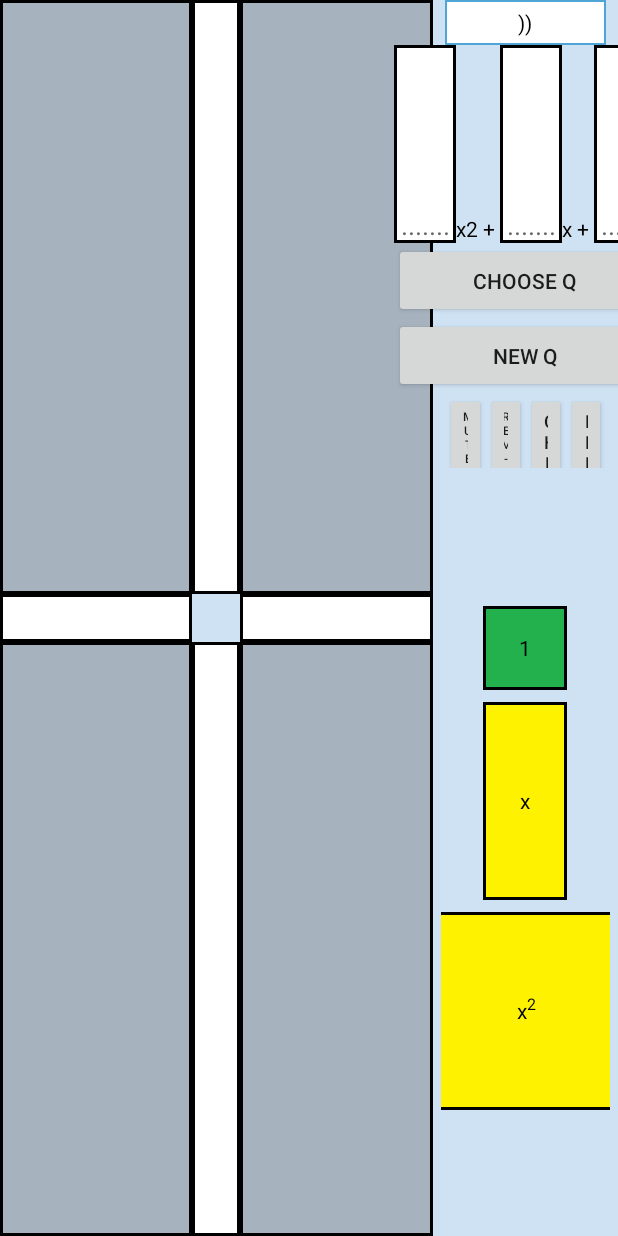
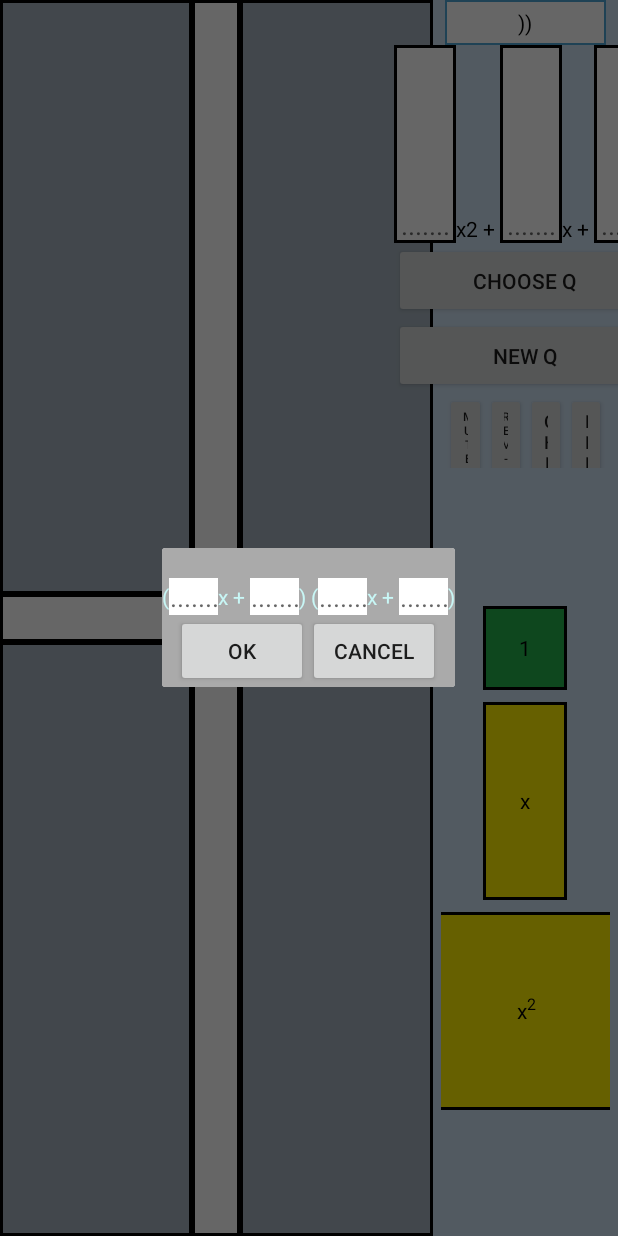
Before and after one commit to jptalusan/AlgeTiles-Java, an Android app: the MultiplyActivity screen opened directly, with no data from a screen before it, after a tap on "CHOOSE Q", on a phone screen of 412 x 824 dp. Run offline under Robolectric (Android 15) with nearby library versions, the phone set to English and light mode, and no system bars; libraries missing offline, so code that uses them is left out: me.grantland.widget; plain views replace AutofitTextView; 9 statements that could not run were skipped.

Commit message:
Custom Equation Dialog added, just use this as pattern

```diff
--- a/app/src/main/java/com/freelance/jptalusan/algetiles/Activities/MultiplyActivity.java
+++ b/app/src/main/java/com/freelance/jptalusan/algetiles/Activities/MultiplyActivity.java
@@ -1,10 +1,14 @@
 package com.freelance.jptalusan.algetiles.Activities;
 
 import android.app.Dialog;
+import android.content.DialogInterface;
 import android.content.Intent;
 import android.media.MediaPlayer;
+import android.os.Build;
 import android.os.Bundle;
 import android.preference.PreferenceManager;
+import android.support.v4.app.FragmentManager;
+import android.support.v7.app.AlertDialog;
 import android.text.SpannableStringBuilder;
 import android.text.style.RelativeSizeSpan;
 import android.text.style.SuperscriptSpan;
@@ -23,6 +27,7 @@ import com.freelance.jptalusan.algetiles.ExtendedViews.AlgeTilesTextView;
 import com.freelance.jptalusan.algetiles.R;
 import com.freelance.jptalusan.algetiles.Utilities.AlgorithmUtilities;
 import com.freelance.jptalusan.algetiles.Utilities.Constants;
+import com.freelance.jptalusan.algetiles.Utilities.CustomEquationDialog;
 import com.freelance.jptalusan.algetiles.Utilities.GridValue;
 import com.freelance.jptalusan.algetiles.Utilities.Listeners;
 import com.freelance.jptalusan.algetiles.Utilities.TileUtilities;
@@ -34,7 +39,7 @@ import java.util.ArrayList;
  * Created by jptalusan on 10/5/17.
  */
 
-public class MultiplyActivity extends AlgeTilesActivity {
+public class MultiplyActivity extends AlgeTilesActivity implements CustomEquationDialog.CustomEquationDialogListener {
 
     private static String TAG = "AlgeTiles:Multiply";
     public Button customQuestion;
@@ -199,7 +204,7 @@ public class MultiplyActivity extends AlgeTilesActivity {
         gridValueList.add(midLeftGV);
         gridValueList.add(midRightGV);
 
-        setupNewQuestion(numberOfVariables);
+        setupNewQuestion();
 
         correct = MediaPlayer.create(this, R.raw.correct);
         incorrect = MediaPlayer.create(this, R.raw.wrong);
@@ -261,9 +266,17 @@ public class MultiplyActivity extends AlgeTilesActivity {
         result.setText(output);
     }
 
+    @Override
+    public void onButtonClicked(String s) {
+        Log.d(TAG, "clicked: " + s);
+    }
+
     private View.OnClickListener CustomQuestion_Click = new View.OnClickListener() {
         @Override
         public void onClick(View v) {
+            FragmentManager fm = getSupportFragmentManager();
+            CustomEquationDialog editNameDialogFragment = CustomEquationDialog.newInstance("Some Title");
+            editNameDialogFragment.show(fm, "fragment_edit_name");
 //            var dialog = CustomEquationDialog.NewInstance();
 //            dialog.Dismissed += (s, events) =>
 //            {
@@ -293,34 +306,39 @@ public class MultiplyActivity extends AlgeTilesActivity {
     private View.OnClickListener button_click = new View.OnClickListener() {
         @Override
         public void onClick(View v) {
-//            var button = sender as Button;
-//            AlertDialog.Builder builder = new AlertDialog.Builder(this);
-//            AlertDialog alertDialog = builder.Create();
-//            alertDialog.SetMessage("Are you sure?");
-//
-//            alertDialog.SetButton("Yes", (s, ev) =>
-//            {
-//                switch (button.Text)
-//                {
-//                    case Constants.NEW_Q:
-//                        setupNewQuestion(numberOfVariables);
-//                        refreshScreen(Constants.MULTIPLY, gridValueList, innerGridLayoutList, outerGridLayoutList);
-//                        break;
-//                    case Constants.REFR:
-//                        refreshScreen(Constants.MULTIPLY, gridValueList, innerGridLayoutList, outerGridLayoutList);
-//                        break;
-//                    case Constants.CHK:
-//                        checkAnswers(this);
-//                        break;
-//                }
-//            });
-//
-//            alertDialog.SetButton2("No", (s, ev) =>
-//            {
-//
-//            });
-//
-//            alertDialog.Show();
+            final Button button = (Button) v;
+            AlertDialog.Builder builder;
+            if (Build.VERSION.SDK_INT >= Build.VERSION_CODES.LOLLIPOP) {
+                builder = new AlertDialog.Builder(MultiplyActivity.this, android.R.style.Theme_Material_Dialog_NoActionBar);
+            } else {
+                builder = new AlertDialog.Builder(MultiplyActivity.this);
+            }
+            builder.setTitle("Button pressed")
+                .setMessage("Are you sure?")
+                .setNegativeButton(android.R.string.no, new DialogInterface.OnClickListener() {
+                    public void onClick(DialogInterface dialog, int which) {
+                        // do nothing
+                    }
+                })
+                .setIcon(android.R.drawable.ic_dialog_alert)
+                .setPositiveButton(android.R.string.yes, new DialogInterface.OnClickListener() {
+                    @Override
+                    public void onClick(DialogInterface dialogInterface, int i) {
+                        switch (button.getText().toString()) {
+                            case Constants.NEW_Q:
+                                setupNewQuestion();
+                                refreshScreen(Constants.MULTIPLY, gridValueList, innerGridLayoutList, outerGridLayoutList);
+                                break;
+                            case Constants.REFR:
+                                refreshScreen(Constants.MULTIPLY, gridValueList, innerGridLayoutList, outerGridLayoutList);
+                                break;
+                            case Constants.CHK:
+                                checkAnswers();
+                                break;
+                        }
+                    }
+                })
+                .show();
         }
     };
 }
--- a/app/src/main/java/com/freelance/jptalusan/algetiles/ExtendedViews/AlgeTilesActivity.java
+++ b/app/src/main/java/com/freelance/jptalusan/algetiles/ExtendedViews/AlgeTilesActivity.java
@@ -201,7 +201,7 @@ public abstract class AlgeTilesActivity extends AppCompatActivity {
         }
     }
 
-    public void checkAnswers(AlgeTilesActivity multiplyActivity)
+    public void checkAnswers()
     {
         if (!isFirstAnswerCorrect)
         {
@@ -675,7 +675,7 @@ public abstract class AlgeTilesActivity extends AppCompatActivity {
         }
     }
 
-    protected void setupNewQuestion(int numberOfVariables)
+    protected void setupNewQuestion()
     {
         isFirstAnswerCorrect = false;
         vars = AlgorithmUtilities.RNG(Constants.MULTIPLY, numberOfVariables);
--- /dev/null
+++ b/app/src/main/java/com/freelance/jptalusan/algetiles/Utilities/CustomEquationDialog.java
@@ -0,0 +1,94 @@
+package com.freelance.jptalusan.algetiles.Utilities;
+
+import android.app.Dialog;
+import android.os.Bundle;
+import android.support.annotation.IntegerRes;
+import android.support.annotation.Nullable;
+import android.support.v4.app.DialogFragment;
+import android.util.Log;
+import android.view.LayoutInflater;
+import android.view.View;
+import android.view.ViewGroup;
+import android.widget.EditText;
+
+import com.freelance.jptalusan.algetiles.R;
+
+import java.lang.reflect.Array;
+import java.util.ArrayList;
+
+/**
+ * Created by jptalusan on 10/6/17.
+ */
+
+public class CustomEquationDialog extends DialogFragment implements View.OnClickListener {
+    //Create class properties
+    protected EditText x_value_1;
+    protected EditText one_value_1;
+    protected EditText x_value_2;
+    protected EditText one_value_2;
+
+    //protected Button ok;
+    //protected Button cancel;
+    public interface CustomEquationDialogListener {
+//        void onButtonClicked(ArrayList<Integer> vars);
+        void onButtonClicked(String s);
+    }
+
+
+    public CustomEquationDialog() {
+        // Empty constructor is required for DialogFragment
+        // Make sure not to add arguments to the constructor
+        // Use `newInstance` instead as shown below
+    }
+
+    public static CustomEquationDialog newInstance(String title) {
+        CustomEquationDialog frag = new CustomEquationDialog();
+        Bundle args = new Bundle();
+        args.putString("title", title);
+        frag.setArguments(args);
+        return frag;
+    }
+
+
+    @Override
+    public void onCreate(Bundle savedInstanceState) {
+        super.onCreate(savedInstanceState);
+    }
+
+    @Override
+    public View onCreateView(LayoutInflater inflater, ViewGroup container, Bundle savedInstanceState) {
+        View layout = inflater.inflate(R.layout.fragment_custom_question, container, false);
+
+        return layout;
+    }
+
+    @Override
+    public void onViewCreated(View view, @Nullable Bundle savedInstanceState) {
+        super.onViewCreated(view, savedInstanceState);
+        view.findViewById(R.id.ok).setOnClickListener(this);
+        view.findViewById(R.id.cancel).setOnClickListener(this);
+
+        //Initialize the properties
+        x_value_1 = view.findViewById(R.id.x_value_1);
+        one_value_1 = view.findViewById(R.id.one_value_1);
+
+        x_value_2 = view.findViewById(R.id.x_value_2);
+        one_value_2 = view.findViewById(R.id.one_value_2);
+    }
+
+        @Override
+    public void onClick(View v) {
+            CustomEquationDialogListener listener = (CustomEquationDialogListener) getActivity();
+            switch (v.getId()) {
+            case R.id.ok:
+                Log.d("Custom", "ok");
+                listener.onButtonClicked("ok works.");
+
+                break;
+            case R.id.cancel:
+                Log.d("Custom", "cancel");
+                listener.onButtonClicked("cancel works.");
+                break;
+        }
+    }
+}
--- /dev/null
+++ b/app/src/main/res/layout/fragment_custom_question.xml
@@ -0,0 +1,121 @@
+<?xml version="1.0" encoding="utf-8"?>
+<LinearLayout xmlns:android="http://schemas.android.com/apk/res/android"
+    android:layout_width="match_parent"
+    android:layout_height="match_parent"
+    android:layout_gravity="center_vertical"
+    android:background="@android:color/darker_gray"
+    android:gravity="center"
+    android:orientation="vertical"
+    android:paddingTop="10dp">
+
+    <LinearLayout
+        android:layout_width="match_parent"
+        android:layout_height="wrap_content"
+        android:layout_gravity="center_vertical"
+        android:gravity="center"
+        android:orientation="horizontal"
+        android:paddingTop="10dp">
+
+        <TextView
+            android:layout_width="wrap_content"
+            android:layout_height="wrap_content"
+            android:gravity="bottom"
+            android:text="("
+            android:textColor="#c8f7f6" />
+
+        <EditText
+            android:id="@+id/x_value_1"
+            android:layout_width="wrap_content"
+            android:layout_height="wrap_content"
+            android:layout_weight="1"
+            android:background="#ffffff"
+            android:gravity="bottom|center"
+            android:hint="......."
+            android:imeOptions="actionDone"
+            android:inputType="numberSigned"
+            android:textColor="#000000" />
+
+        <TextView
+            android:layout_width="wrap_content"
+            android:layout_height="wrap_content"
+            android:gravity="bottom"
+            android:text="x + "
+            android:textColor="#c8f7f6" />
+
+        <EditText
+            android:id="@+id/one_value_1"
+            android:layout_width="wrap_content"
+            android:layout_height="wrap_content"
+            android:layout_weight="1"
+            android:background="#ffffff"
+            android:gravity="bottom|center"
+            android:hint="......."
+            android:imeOptions="actionDone"
+            android:inputType="numberSigned"
+            android:textColor="#000000" />
+
+        <TextView
+            android:layout_width="wrap_content"
+            android:layout_height="wrap_content"
+            android:gravity="bottom"
+            android:text=") ("
+            android:textColor="#c8f7f6" />
+
+        <EditText
+            android:id="@+id/x_value_2"
+            android:layout_width="wrap_content"
+            android:layout_height="wrap_content"
+            android:layout_weight="1"
+            android:background="#ffffff"
+            android:gravity="bottom|center"
+            android:hint="......."
+            android:imeOptions="actionDone"
+            android:inputType="numberSigned"
+            android:textColor="#000000" />
+
+        <TextView
+            android:layout_width="wrap_content"
+            android:layout_height="wrap_content"
+            android:gravity="bottom"
+            android:text="x + "
+            android:textColor="#c8f7f6" />
+
+        <EditText
+            android:id="@+id/one_value_2"
+            android:layout_width="wrap_content"
+            android:layout_height="wrap_content"
+            android:layout_weight="1"
+            android:background="#ffffff"
+            android:gravity="bottom|center"
+            android:hint="......."
+            android:imeOptions="actionDone"
+            android:inputType="numberSigned"
+            android:textColor="#000000" />
+
+        <TextView
+            android:layout_width="wrap_content"
+            android:layout_height="wrap_content"
+            android:gravity="bottom"
+            android:text=")"
+            android:textColor="#c8f7f6" />
+    </LinearLayout>
+
+    <LinearLayout
+        android:layout_width="match_parent"
+        android:layout_height="wrap_content"
+        android:orientation="horizontal"
+        android:gravity="center_horizontal">
+
+        <Button
+            android:id="@+id/ok"
+            android:layout_width="wrap_content"
+            android:layout_height="wrap_content"
+            android:text="OK" />
+
+        <Button
+            android:id="@+id/cancel"
+            android:layout_width="wrap_content"
+            android:layout_height="wrap_content"
+            android:text="Cancel" />
+    </LinearLayout>
+</LinearLayout>
```
